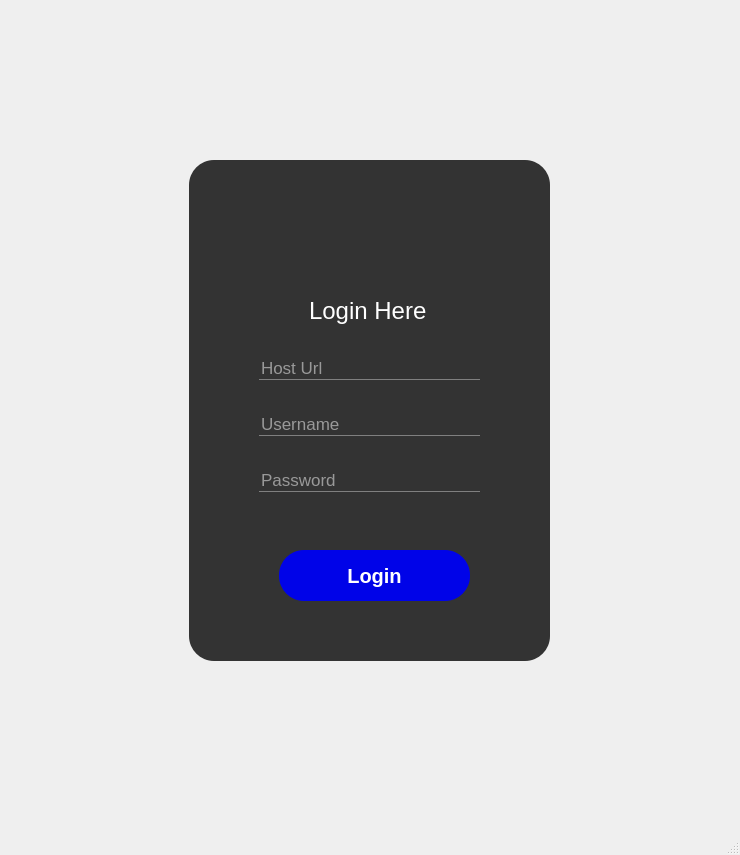
Aderemi-Adesada/GENESIS, file login.ui: the form before one commit.
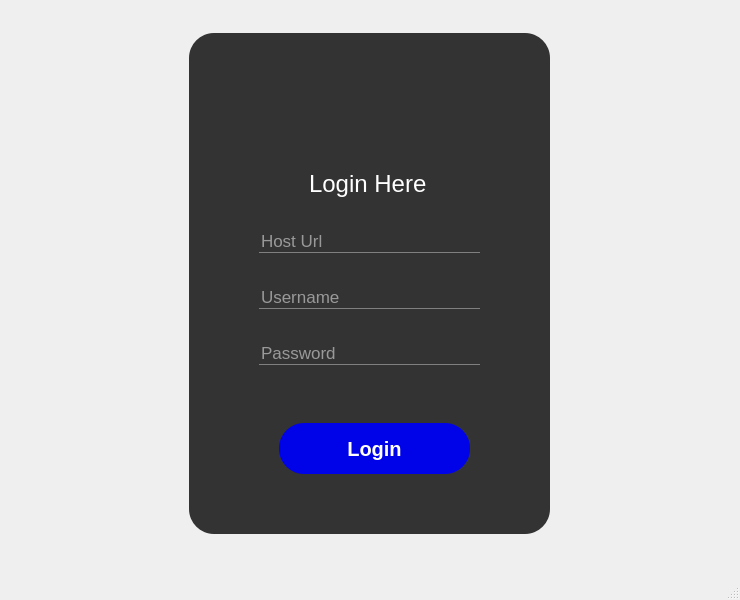
The form after the commit. Icons and pictures are not drawn.

The edit to the form file:
```diff
--- a/login.ui
+++ b/login.ui
@@ -7,19 +7,19 @@
     <x>0</x>
     <y>0</y>
     <width>740</width>
-    <height>855</height>
+    <height>600</height>
    </rect>
   </property>
   <property name="minimumSize">
    <size>
     <width>740</width>
-    <height>855</height>
+    <height>600</height>
    </size>
   </property>
   <property name="maximumSize">
    <size>
-    <width>16777215</width>
-    <height>16777215</height>
+    <width>740</width>
+    <height>600</height>
    </size>
   </property>
   <property name="windowTitle">
```
